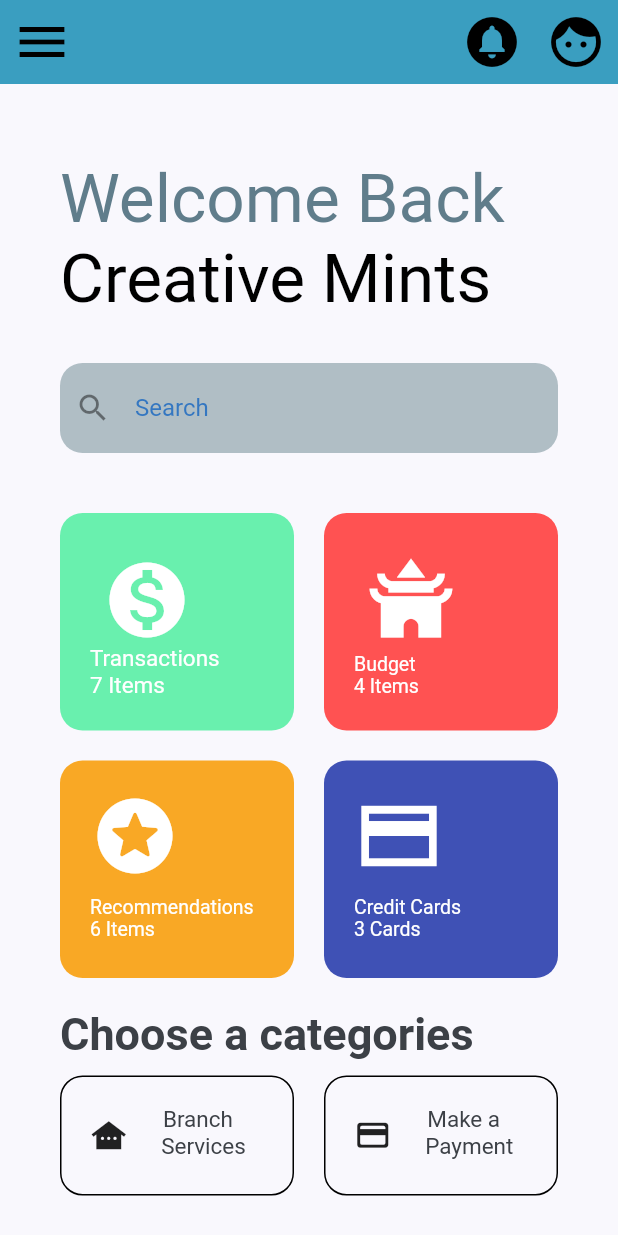
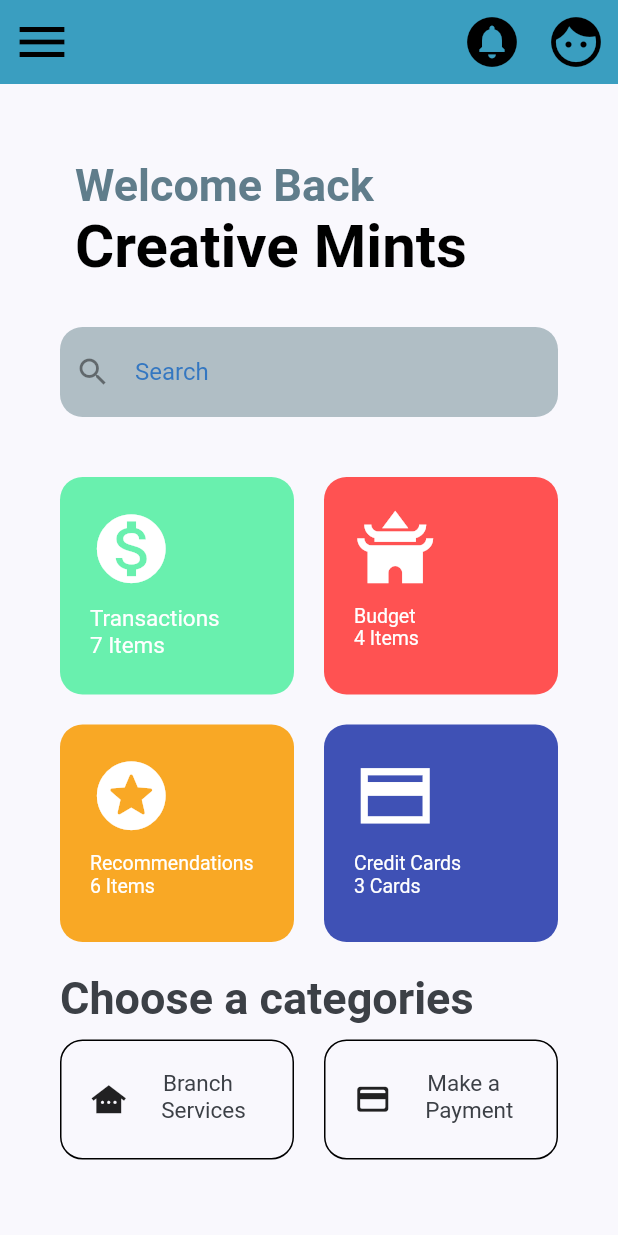
Before and after one commit to qd16092002/MyFirstApp, a Flutter app: the screen it shows after launch, on a phone screen of 412 x 824 dp. Run offline on Flutter 3.47's test engine with Material 2 defaults, Android fonts, the phone set to English and light mode, and no system bars.

Commit message:
update button and font size

```diff
--- a/lib/screens/home/components/header_with_searchbox.dart
+++ b/lib/screens/home/components/header_with_searchbox.dart
@@ -16,27 +16,17 @@ class HeaderWithSearchBox extends StatelessWidget {
           child: Column(
             children: <Widget>[
               Row(
-                children: [
-                  Text(
-                    'Welcome Back',
-                    softWrap: true,
-                    style: Theme.of(context)
-                        .textTheme
-                        .headline3
-                        ?.copyWith(color: Colors.blueGrey),
-                  ),
+                children: const <Widget>[
+                  SizedBox(width: 10,),
+                  Text('Welcome Back',style: TextStyle(fontSize: 30,fontWeight: FontWeight.bold,color: Colors.blueGrey),),
                 ],
               ),
               Row(
-                children: [
-                  Text(
-                    'Creative Mints',
-                    softWrap: true,
-                    style: Theme.of(context).textTheme.headline3?.copyWith(
-                        color: Colors.black, fontWeight: FontWeight.normal),
-                  ),
+                children: const <Widget>[
+                  SizedBox(width: 10,),
+                  Text('Creative Mints',style: TextStyle(fontSize: 40,fontWeight: FontWeight.bold,color: Colors.black),),
                 ],
-              ),
+              )
             ],
           ),
         ),
--- a/lib/screens/home/components/transactions.dart
+++ b/lib/screens/home/components/transactions.dart
@@ -19,6 +19,10 @@ class Transactions extends StatelessWidget {
               Row(
                 children: <Widget>[
                   Expanded(
+                    child: GestureDetector(
+                      onTap: (){
+                        Navigator.of(context).pushNamed('/newhome');
+                      },
                       child: Container(
                         padding: const EdgeInsets.all(20),
                         height: 145,
@@ -31,19 +35,13 @@ class Transactions extends StatelessWidget {
                           crossAxisAlignment: CrossAxisAlignment.start,
                           mainAxisAlignment: MainAxisAlignment.start,
                           children: <Widget>[
-                          IconButton(
-                            icon: const Icon(
+                            const Icon(
                               Icons.monetization_on,
-                              size: 60,
+                              size: 55,
                               color: Colors.white,
                             ),
-                            tooltip: "Transactions",
-                            onPressed: () {
-                              Navigator.of(context).pushNamed('/newhome');
-                            },
-                          ),
                             const SizedBox(
-                            height: 20,
+                              height: 10,
                             ),
                             Row(
                               children: const [
@@ -67,10 +65,15 @@ class Transactions extends StatelessWidget {
                         ),
                       ),
                     ),
+                  ),
                   const SizedBox(
                     width: 20,
                   ),
                   Expanded(
+                    child: GestureDetector(
+                      onTap: (){
+                        Navigator.of(context).pushNamed('/myhomepage');
+                      },
                       child: Container(
                         padding: const EdgeInsets.all(20),
                         height: 145,
@@ -82,19 +85,13 @@ class Transactions extends StatelessWidget {
                         child: Column(
                           crossAxisAlignment: CrossAxisAlignment.start,
                           children: <Widget>[
-                          IconButton(
-                            icon: const Icon(
+                            const Icon(
                               Icons.temple_buddhist,
-                              size: 60,
+                              size: 55,
                               color: Colors.white,
                             ),
-                            tooltip: "Transactions",
-                            onPressed: () {
-                              Navigator.of(context).pushNamed('/myhomepage');
-                            },
-                          ),
                             const SizedBox(
-                            height: 25,
+                              height: 10,
                             ),
                             Row(
                               children: const [
@@ -115,6 +112,7 @@ class Transactions extends StatelessWidget {
                               ],
                             ),
                           ],
+                        ),
                       ),
                     ),
                   ),
@@ -139,7 +137,7 @@ class Transactions extends StatelessWidget {
                         children: <Widget>[
                           const Icon(
                             Icons.stars_rounded,
-                            size: 60,
+                            size: 55,
                             color: Colors.white,
                           ),
                           const SizedBox(
@@ -184,7 +182,7 @@ class Transactions extends StatelessWidget {
                         children: <Widget>[
                           const Icon(
                             Icons.credit_card_sharp,
-                            size: 60,
+                            size: 55,
                             color: Colors.white,
                           ),
                           const SizedBox(
--- a/lib/screens/home/tab2/background.dart
+++ b/lib/screens/home/tab2/background.dart
@@ -48,7 +48,7 @@ class BackGround extends StatelessWidget {
               ),
                const Box(),
               const SizedBox(
-                height: 30,
+                height: 35,
               ),
               const NewTransactions(),
             ],
--- a/lib/screens/home/tab2/new_transactions.dart
+++ b/lib/screens/home/tab2/new_transactions.dart
@@ -10,7 +10,7 @@ class NewTransactions extends StatelessWidget {
     Size size = MediaQuery.of(context).size;
     return SingleChildScrollView(
         child: Container(
-      height: size.height * 0.5,
+      // height: size.height * 0.5,
       decoration: const BoxDecoration(
         color: Colors.white,
         borderRadius: BorderRadius.only(
@@ -27,7 +27,7 @@ class NewTransactions extends StatelessWidget {
               children: <Widget>[
                 const TitleWithCustomUnderLine(text: "Transactions"),
                 ElevatedButton(
-                  style: ElevatedButton.styleFrom(backgroundColor: Color(0xFFEFF1FD),),
+                  style: ElevatedButton.styleFrom(backgroundColor: const Color(0xFFEFF1FD),),
                   onPressed: () {},
                   child: const Text('See All',style: TextStyle(color: Color(0xFF395376)),),
                 ),
--- a/lib/screens/home/tab3/background3.dart
+++ b/lib/screens/home/tab3/background3.dart
@@ -14,7 +14,6 @@ class BackGround3 extends StatelessWidget {
     return Column(
       children: <Widget>[
         Container(
-          height: size.height,
           color: const Color(0xFF3A9EC0),
           child: Column(
             mainAxisAlignment: MainAxisAlignment.start,
--- a/lib/screens/home/tab3/flip/flip_box_bar.dart
+++ b/lib/screens/home/tab3/flip/flip_box_bar.dart
@@ -29,7 +29,7 @@ class FlipBoxBar extends StatefulWidget {
     this.animationDuration = const Duration(seconds: 1),
     required this.onIndexChanged,
     required this.selectedIndex,
-    this.navBarHeight = 80.0,
+    this.navBarHeight = 60.0,
   });
 
   @override
@@ -61,8 +61,8 @@ class _FlipBoxBarState extends State<FlipBoxBar> with TickerProviderStateMixin {
   @override
   Widget build(BuildContext context) {
     _changeValue();
-    return Container(
-      height: 80.0,
+    return SizedBox(
+      height: 60.0,
       child: Row(
         children: widget.items.map((item) {
           int index = widget.items.indexOf(item);
```
Also changed, not shown: lib/screens/home/tab2/newbox.dart (+4 -4 lines), lib/screens/home/tab3/choosetransport.dart (+47 -17 lines). Lines whose indentation alone changed are shown as unchanged.
